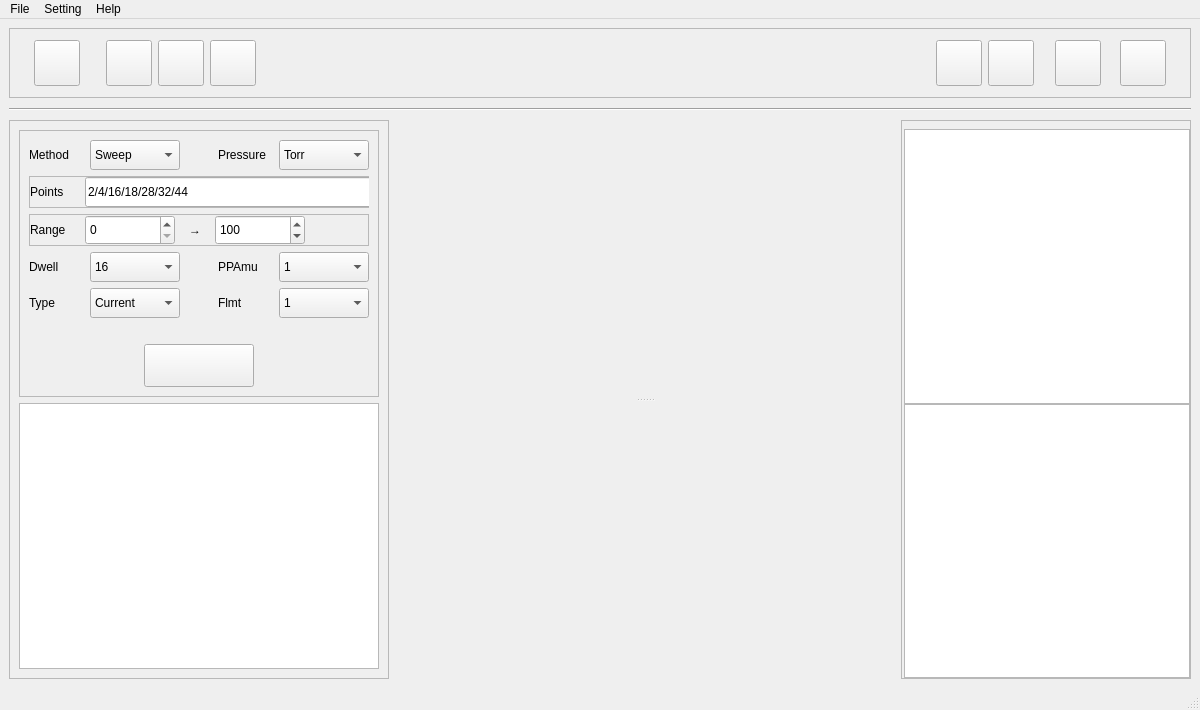
First picture: the form in myrga.ui, repository xmartinly/myrga, before the edit.
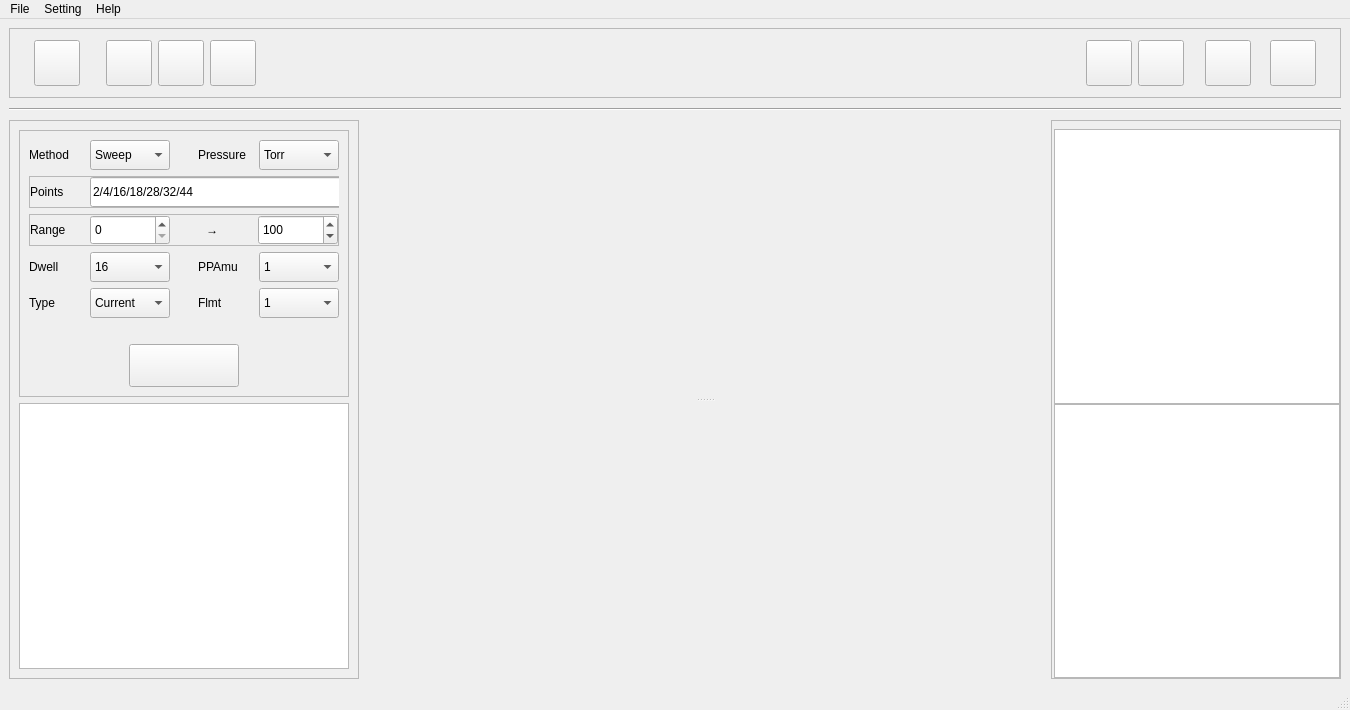
Second picture: the form after the edit. Icons and pictures are not drawn. Custom widgets are drawn as their Qt base class.

Patch:
```diff
--- a/myrga.ui
+++ b/myrga.ui
@@ -6,13 +6,13 @@
    <rect>
     <x>0</x>
     <y>0</y>
-    <width>1200</width>
+    <width>1350</width>
     <height>710</height>
    </rect>
   </property>
   <property name="minimumSize">
    <size>
-    <width>1200</width>
+    <width>1350</width>
     <height>710</height>
    </size>
   </property>
@@ -464,7 +464,7 @@
      </widget>
     </item>
     <item row="2" column="0">
-     <layout class="QHBoxLayout" name="horizontalLayout_4" stretch="1,8,1">
+     <layout class="QHBoxLayout" name="horizontalLayout_4" stretch="1,99,1">
       <item>
        <widget class="QFrame" name="frm_left">
         <property name="frameShape">
@@ -478,7 +478,7 @@
           <widget class="QFrame" name="frame_settings">
            <property name="minimumSize">
             <size>
-             <width>360</width>
+             <width>330</width>
              <height>0</height>
             </size>
            </property>
@@ -516,10 +516,7 @@
                <property name="bottomMargin">
                 <number>0</number>
                </property>
-               <property name="horizontalSpacing">
-                <number>6</number>
-               </property>
-               <property name="verticalSpacing">
+               <property name="spacing">
                 <number>0</number>
                </property>
                <item row="0" column="0">
@@ -528,13 +525,13 @@
                   <widget class="QLabel" name="lb_range">
                    <property name="minimumSize">
                     <size>
-                     <width>55</width>
+                     <width>60</width>
                      <height>30</height>
                     </size>
                    </property>
                    <property name="maximumSize">
                     <size>
-                     <width>55</width>
+                     <width>60</width>
                      <height>30</height>
                     </size>
                    </property>
@@ -550,13 +547,13 @@
                   <widget class="QSpinBox" name="sb_start">
                    <property name="minimumSize">
                     <size>
-                     <width>90</width>
+                     <width>80</width>
                      <height>30</height>
                     </size>
                    </property>
                    <property name="maximumSize">
                     <size>
-                     <width>90</width>
+                     <width>80</width>
                      <height>30</height>
                     </size>
                    </property>
@@ -575,18 +572,18 @@
                   <widget class="QLabel" name="lb_arrow">
                    <property name="minimumSize">
                     <size>
-                     <width>40</width>
+                     <width>55</width>
                      <height>30</height>
                     </size>
                    </property>
                    <property name="maximumSize">
                     <size>
-                     <width>40</width>
-                     <height>30</height>
+                     <width>16777215</width>
+                     <height>16777215</height>
                     </size>
                    </property>
                    <property name="text">
-                    <string>→</string>
+                    <string>→ </string>
                    </property>
                    <property name="alignment">
                     <set>Qt::AlignCenter</set>
@@ -597,13 +594,13 @@
                   <widget class="QSpinBox" name="sb_end">
                    <property name="minimumSize">
                     <size>
-                     <width>90</width>
+                     <width>80</width>
                      <height>30</height>
                     </size>
                    </property>
                    <property name="maximumSize">
                     <size>
-                     <width>90</width>
+                     <width>80</width>
                      <height>30</height>
                     </size>
                    </property>
@@ -623,19 +620,6 @@
                  </item>
                 </layout>
                </item>
-               <item row="0" column="1">
-                <spacer name="horizontalSpacer_7">
-                 <property name="orientation">
-                  <enum>Qt::Horizontal</enum>
-                 </property>
-                 <property name="sizeHint" stdset="0">
-                  <size>
-                   <width>40</width>
-                   <height>20</height>
-                  </size>
-                 </property>
-                </spacer>
-               </item>
               </layout>
              </widget>
             </item>
@@ -669,13 +653,13 @@
                  <widget class="QComboBox" name="cb_method">
                   <property name="minimumSize">
                    <size>
-                    <width>90</width>
+                    <width>80</width>
                     <height>30</height>
                    </size>
                   </property>
                   <property name="maximumSize">
                    <size>
-                    <width>90</width>
+                    <width>80</width>
                     <height>30</height>
                    </size>
                   </property>
@@ -737,13 +721,13 @@
                  <widget class="QComboBox" name="cb_unitpressure">
                   <property name="minimumSize">
                    <size>
-                    <width>90</width>
+                    <width>80</width>
                     <height>30</height>
                    </size>
                   </property>
                   <property name="maximumSize">
                    <size>
-                    <width>90</width>
+                    <width>80</width>
                     <height>30</height>
                    </size>
                   </property>
@@ -873,13 +857,13 @@
                  <widget class="QComboBox" name="cb_dwell">
                   <property name="minimumSize">
                    <size>
-                    <width>90</width>
+                    <width>80</width>
                     <height>30</height>
                    </size>
                   </property>
                   <property name="maximumSize">
                    <size>
-                    <width>90</width>
+                    <width>80</width>
                     <height>30</height>
                    </size>
                   </property>
@@ -969,13 +953,13 @@
                  <widget class="QComboBox" name="cb_ppamu">
                   <property name="minimumSize">
                    <size>
-                    <width>90</width>
+                    <width>80</width>
                     <height>30</height>
                    </size>
                   </property>
                   <property name="maximumSize">
                    <size>
-                    <width>90</width>
+                    <width>80</width>
                     <height>30</height>
                    </size>
                   </property>
@@ -1036,13 +1020,13 @@
                   <widget class="QLabel" name="lb_points">
                    <property name="minimumSize">
                     <size>
-                     <width>55</width>
+                     <width>60</width>
                      <height>30</height>
                     </size>
                    </property>
                    <property name="maximumSize">
                     <size>
-                     <width>55</width>
+                     <width>60</width>
                      <height>30</height>
                     </size>
                    </property>
@@ -1117,7 +1101,7 @@
                  <widget class="QComboBox" name="cb_unitreport">
                   <property name="minimumSize">
                    <size>
-                    <width>90</width>
+                    <width>80</width>
                     <height>30</height>
                    </size>
                   </property>
@@ -1185,7 +1169,7 @@
                  <widget class="QComboBox" name="cb_flmt">
                   <property name="minimumSize">
                    <size>
-                    <width>90</width>
+                    <width>80</width>
                     <height>30</height>
                    </size>
                   </property>
@@ -1352,7 +1336,7 @@
     <rect>
      <x>0</x>
      <y>0</y>
-     <width>1200</width>
+     <width>1350</width>
      <height>22</height>
     </rect>
    </property>
```
Left out of the diff: 3 changed lines with no effect on the pictures.
